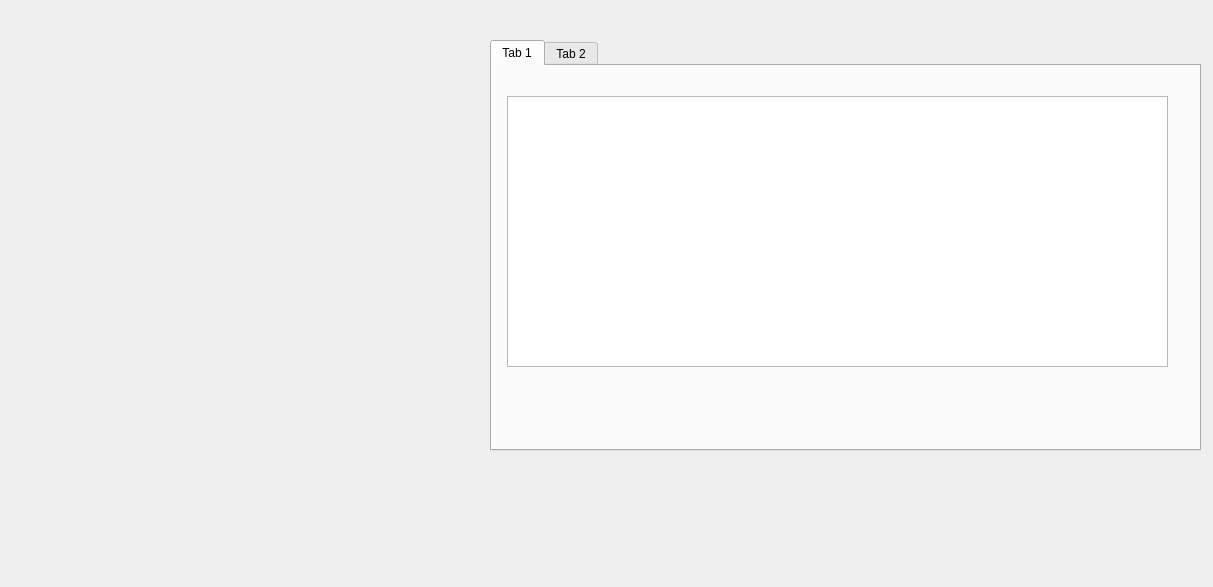
The window that dashboard_1.ui (pantshaswat/RMS) describes before a commit, drawn with Qt 5.
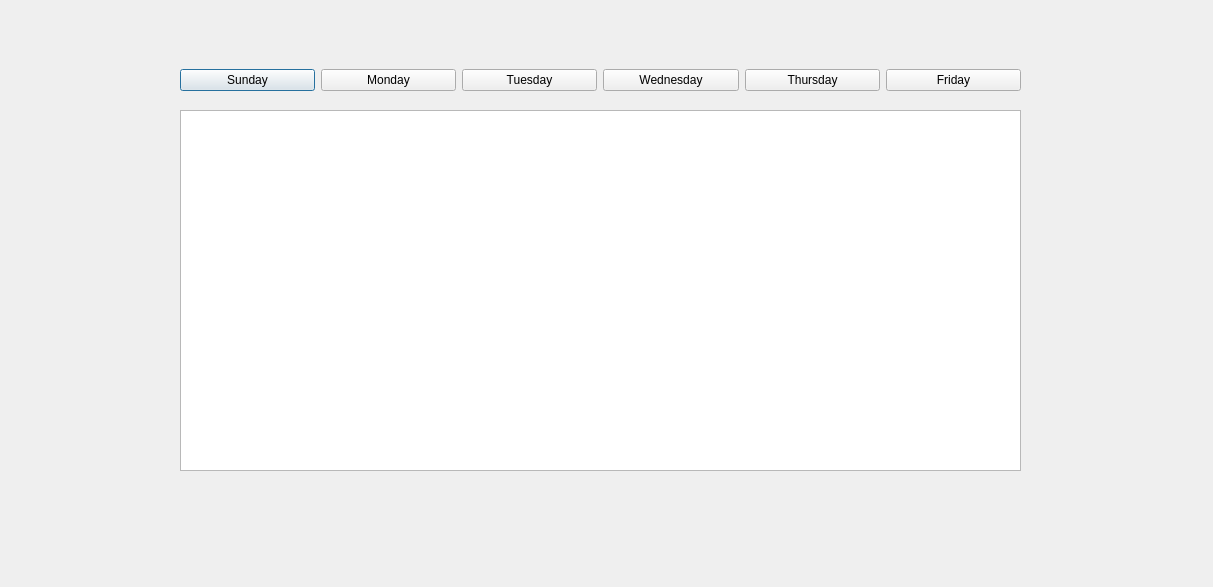
The same window after the commit.

Commit message: Load table

Diff of the .ui file:
```diff
--- a/dashboard_1.ui
+++ b/dashboard_1.ui
@@ -13,38 +13,69 @@
   <property name="windowTitle">
    <string>Dialog</string>
   </property>
-  <widget class="QTabWidget" name="tabWidget">
+  <widget class="QTableView" name="tableView">
    <property name="geometry">
     <rect>
-     <x>490</x>
+     <x>180</x>
+     <y>110</y>
+     <width>841</width>
+     <height>361</height>
+    </rect>
+   </property>
+  </widget>
+  <widget class="QWidget" name="">
+   <property name="geometry">
+    <rect>
+     <x>180</x>
      <y>40</y>
-     <width>711</width>
-     <height>411</height>
+     <width>841</width>
+     <height>81</height>
     </rect>
    </property>
-   <property name="currentIndex">
-    <number>0</number>
-   </property>
-   <widget class="QWidget" name="tab">
-    <attribute name="title">
-     <string>Tab 1</string>
-    </attribute>
-    <widget class="QTableView" name="tableView">
-     <property name="geometry">
-      <rect>
-       <x>15</x>
-       <y>30</y>
-       <width>661</width>
-       <height>271</height>
-      </rect>
-     </property>
-    </widget>
-   </widget>
-   <widget class="QWidget" name="tab_2">
-    <attribute name="title">
-     <string>Tab 2</string>
-    </attribute>
-   </widget>
+   <layout class="QHBoxLayout" name="horizontalLayout">
+    <item>
+     <widget class="QPushButton" name="pushButton_sun">
+      <property name="text">
+       <string>Sunday</string>
+      </property>
+     </widget>
+    </item>
+    <item>
+     <widget class="QPushButton" name="pushButton_mon">
+      <property name="text">
+       <string>Monday</string>
+      </property>
+     </widget>
+    </item>
+    <item>
+     <widget class="QPushButton" name="pushButton_tue">
+      <property name="text">
+       <string>Tuesday</string>
+      </property>
+     </widget>
+    </item>
+    <item>
+     <widget class="QPushButton" name="pushButton_wed">
+      <property name="text">
+       <string>Wednesday</string>
+      </property>
+     </widget>
+    </item>
+    <item>
+     <widget class="QPushButton" name="pushButton_thu">
+      <property name="text">
+       <string>Thursday</string>
+      </property>
+     </widget>
+    </item>
+    <item>
+     <widget class="QPushButton" name="pushButton_friday">
+      <property name="text">
+       <string>Friday</string>
+      </property>
+     </widget>
+    </item>
+   </layout>
   </widget>
  </widget>
  <resources/>
```
The commit also changes 12 other files.
